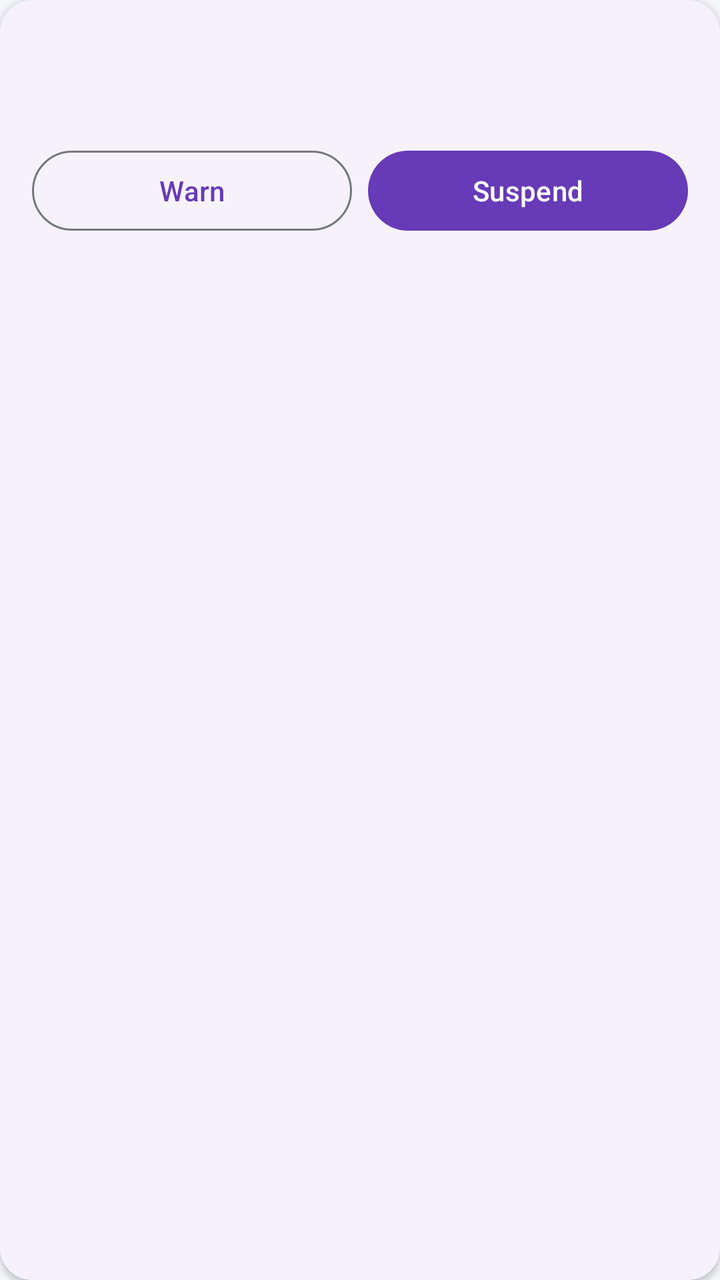
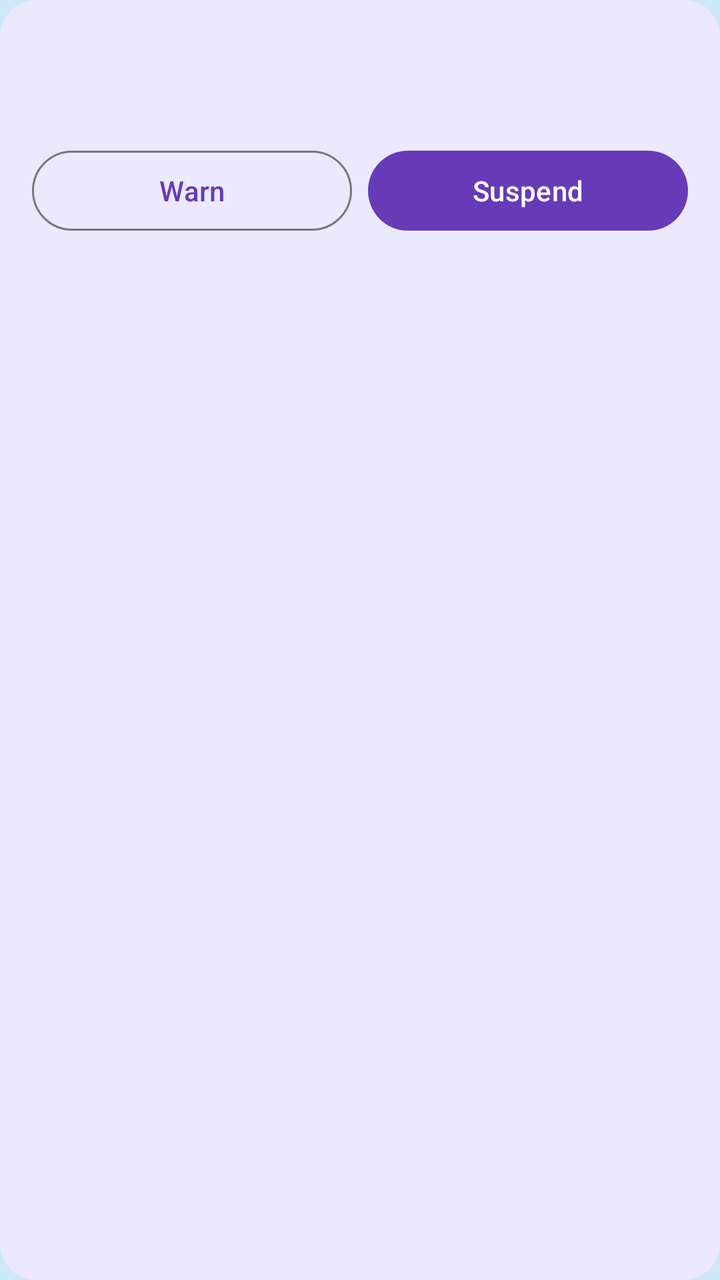

Screens rendered from an Android XML layout before and after an edit, with the pre-edit source and the edit as a unified diff.
<!-- AndroidManifest.xml: application theme Theme.CampusConnect -->
<!-- res/layout/item_user_row.xml -->
<?xml version="1.0" encoding="utf-8"?>
<com.google.android.material.card.MaterialCardView xmlns:android="http://schemas.android.com/apk/res/android"
    xmlns:app="http://schemas.android.com/apk/res-auto"
    android:layout_width="match_parent"
    android:layout_height="wrap_content"
    android:layout_margin="8dp"
    app:cardCornerRadius="16dp"
    app:cardElevation="2dp">
    <LinearLayout android:layout_width="match_parent" android:layout_height="wrap_content" android:orientation="vertical" android:padding="16dp">
        <TextView android:id="@+id/userName" android:layout_width="match_parent" android:layout_height="wrap_content" android:textStyle="bold" android:textSize="16sp" />
        <TextView android:id="@+id/userMeta" android:layout_width="match_parent" android:layout_height="wrap_content" android:layout_marginTop="4dp" android:textSize="13sp" />
        <LinearLayout android:layout_width="match_parent" android:layout_height="wrap_content" android:layout_marginTop="12dp" android:orientation="horizontal">
            <Button android:id="@+id/warnButton" style="@style/Widget.Material3.Button.OutlinedButton" android:layout_width="0dp" android:layout_height="wrap_content" android:layout_weight="1" android:minHeight="48dp" android:text="@string/warn" />
            <Button android:id="@+id/suspendButton" android:layout_width="0dp" android:layout_height="wrap_content" android:layout_marginStart="8dp" android:layout_weight="1" android:minHeight="48dp" android:text="@string/suspend" />
        </LinearLayout>
    </LinearLayout>
</com.google.android.material.card.MaterialCardView>
<!-- resources referenced by this layout -->
<resources>
  <string name="suspend">Suspend</string>
  <string name="warn">Warn</string>
  <style name="Theme.CampusConnect" parent="Base.Theme.CampusConnect" />
  <style name="Base.Theme.CampusConnect" parent="Theme.Material3.DayNight.NoActionBar">
          
          <item name="colorPrimary">@color/primary</item>
          <item name="colorOnPrimary">@color/on_primary</item>
          <item name="colorSecondary">@color/secondary</item>
          <item name="colorOnSecondary">@color/on_secondary</item>
          <item name="colorTertiary">@color/tertiary</item>
          <item name="colorOnTertiary">@color/on_tertiary</item>
          <item name="android:windowBackground">@color/background</item>
          <item name="colorSurface">@color/surface</item>
          <item name="colorOnSurface">@color/on_surface</item>
  
          <item name="colorSurfaceVariant">@color/surface_variant</item>
          <item name="colorOnSurfaceVariant">@color/on_surface_variant</item>
          <item name="colorError">@color/error</item>
          <item name="colorOnError">@color/on_error</item>
          <item name="colorOutline">@color/outline</item>
          <item name="colorOutlineVariant">@color/outline_variant</item>
          <item name="android:statusBarColor">@color/primary</item>
  
          
          <item name="materialCardViewStyle">@style/Widget.CampusConnect.Card</item>
      </style>
  <color name="primary">#673AB7</color>
  <color name="on_primary">#FFFFFF</color>
  <color name="secondary">#009688</color>
  <color name="on_secondary">#FFFFFF</color>
  <color name="tertiary">#FFC107</color>
  <color name="on_tertiary">#000000</color>
  <color name="background">#F6F7FB</color>
  <color name="surface">#FFFFFF</color>
  <color name="on_surface">#1A1C1E</color>
  <color name="surface_variant">#E1E2EC</color>
  <color name="on_surface_variant">#44474E</color>
  <color name="error">#B3261E</color>
  <color name="on_error">#FFFFFF</color>
  <color name="outline">#74777F</color>
  <color name="outline_variant">#C4C6D0</color>
  <style name="Widget.CampusConnect.Card" parent="Widget.Material3.CardView.Elevated">
          <item name="cardCornerRadius">16dp</item>
          <item name="cardElevation">2dp</item>
          <item name="strokeWidth">0dp</item>
      </style>
</resources>

<!-- the commit's change to res/layout/item_user_row.xml (unified diff, before → after) -->
@@ -4,8 +4,8 @@
     android:layout_width="match_parent"
     android:layout_height="wrap_content"
     android:layout_margin="8dp"
-    app:cardCornerRadius="16dp"
-    app:cardElevation="2dp">
+    app:cardCornerRadius="18dp"
+    app:cardElevation="0dp">
     <LinearLayout android:layout_width="match_parent" android:layout_height="wrap_content" android:orientation="vertical" android:padding="16dp">
         <TextView android:id="@+id/userName" android:layout_width="match_parent" android:layout_height="wrap_content" android:textStyle="bold" android:textSize="16sp" />
         <TextView android:id="@+id/userMeta" android:layout_width="match_parent" android:layout_height="wrap_content" android:layout_marginTop="4dp" android:textSize="13sp" />
<!-- resource entries referenced after the edit -->
@@ -25,6 +25,7 @@
   
           
           <item name="materialCardViewStyle">@style/Widget.CampusConnect.Card</item>
+          <item name="toolbarStyle">@style/Widget.CampusConnect.Toolbar</item>
       </style>
   <color name="primary">#673AB7</color>
   <color name="on_primary">#FFFFFF</color>
@@ -32,7 +33,7 @@
   <color name="on_secondary">#FFFFFF</color>
   <color name="tertiary">#FFC107</color>
   <color name="on_tertiary">#000000</color>
-  <color name="background">#F6F7FB</color>
+  <color name="background">#CDE8FA</color>
   <color name="surface">#FFFFFF</color>
   <color name="on_surface">#1A1C1E</color>
   <color name="surface_variant">#E1E2EC</color>
@@ -42,9 +43,19 @@
   <color name="outline">#74777F</color>
   <color name="outline_variant">#C4C6D0</color>
   <style name="Widget.CampusConnect.Card" parent="Widget.Material3.CardView.Elevated">
-          <item name="cardCornerRadius">16dp</item>
-          <item name="cardElevation">2dp</item>
+          
+          <item name="cardBackgroundColor">@color/tile_bg</item>
+          <item name="cardCornerRadius">18dp</item>
+          <item name="cardElevation">0dp</item>
           <item name="strokeWidth">0dp</item>
+      </style>
+  <style name="Widget.CampusConnect.Toolbar" parent="Widget.Material3.Toolbar">
+          <item name="navigationIconTint">?attr/colorOnPrimary</item>
+          <item name="android:theme">@style/ThemeOverlay.CampusConnect.Toolbar</item>
+      </style>
+  <color name="tile_bg">#ECE8FE</color>
+  <style name="ThemeOverlay.CampusConnect.Toolbar" parent="">
+          <item name="colorControlNormal">?attr/colorOnPrimary</item>
       </style>
 </resources>
 
